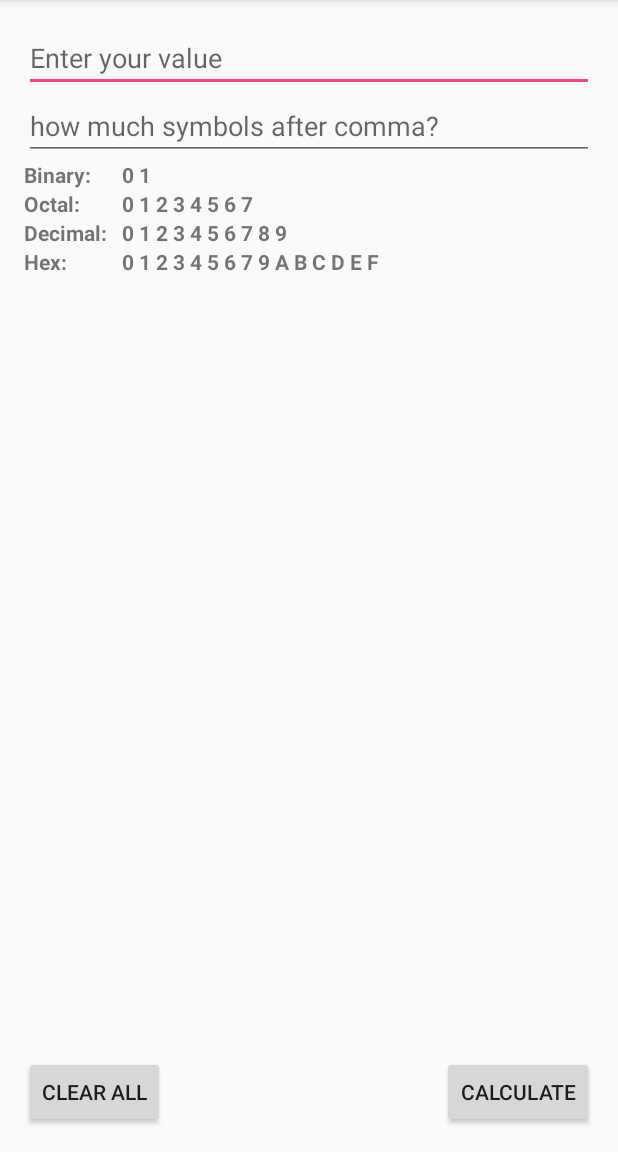
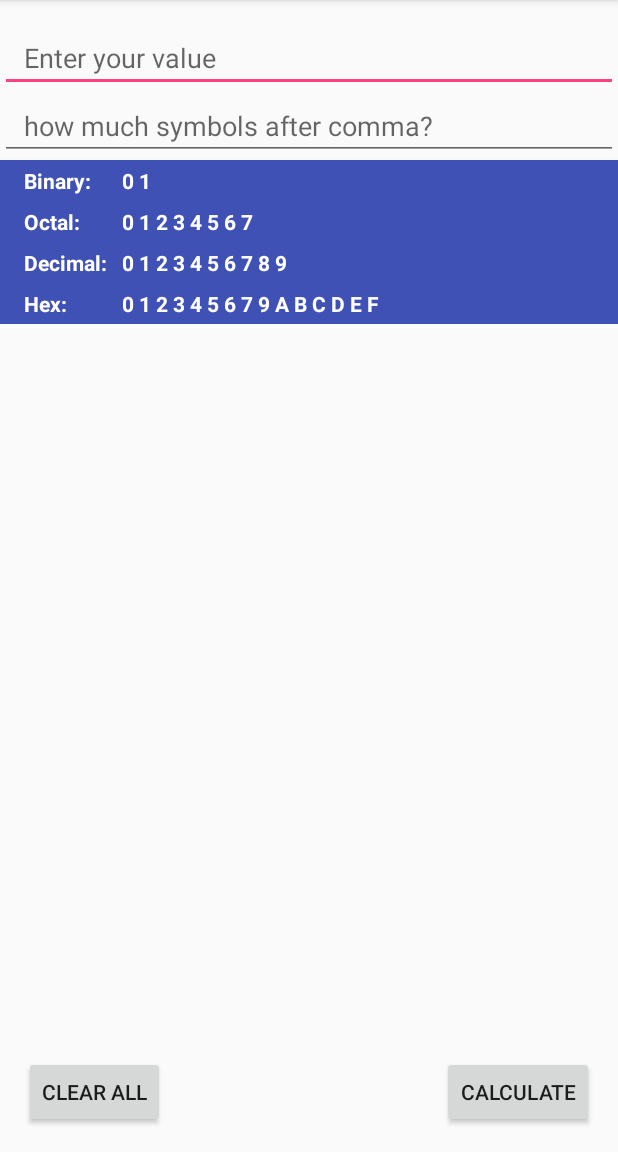
Before and after one commit to SashaKhyzhun/Android-Fraction-Base-Converter, an Android app: the screen it shows after launch (MainActivity), on a phone screen of 412 x 824 dp, the part 84-1236 px from its top. Run offline under Robolectric (Android 15) with nearby library versions, the phone set to English and light mode, and no system bars.

Commit message:
worked with themes

```diff
--- a/app/src/main/res/layout/activity_main.xml
+++ b/app/src/main/res/layout/activity_main.xml
@@ -5,8 +5,6 @@
     android:layout_width="match_parent"
     android:layout_height="match_parent"
     android:paddingBottom="@dimen/activity_vertical_margin"
-    android:paddingLeft="@dimen/activity_horizontal_margin"
-    android:paddingRight="@dimen/activity_horizontal_margin"
     android:paddingTop="@dimen/activity_vertical_margin"
     tools:context="com.sashakhyzhun.fractionbaseconverter.MainActivity">
 
@@ -14,29 +12,40 @@
         android:layout_width="match_parent"
         android:layout_height="wrap_content"
         android:inputType="numberDecimal"
-        android:ems="10"
+        android:paddingLeft="@dimen/activity_horizontal_margin"
+        android:paddingRight="@dimen/activity_horizontal_margin"
         android:maxLength="10"
         android:id="@+id/etValue"
-        android:hint="Enter your value" />
+        android:hint="Enter your value"
+        android:textColorLink="@color/colorPrimaryDark" />
 
     <EditText
         android:layout_width="match_parent"
         android:layout_height="wrap_content"
         android:id="@+id/countAfterComma"
+        android:paddingLeft="@dimen/activity_horizontal_margin"
+        android:paddingRight="@dimen/activity_horizontal_margin"
         android:hint="how much symbols after comma?"
         android:maxLength="2"
         android:inputType="number"
-        android:layout_below="@+id/etValue" />
+        android:layout_below="@+id/etValue"
+        android:textColorLink="?attr/actionModeSplitBackground" />
 
 
     <LinearLayout
         android:id="@+id/layout_binary"
         android:layout_below="@+id/countAfterComma"
         android:layout_width="match_parent"
-        android:layout_height="wrap_content">
+        android:layout_height="wrap_content"
+        android:background="@color/colorPrimary"
+        android:paddingTop="@dimen/activity_margin_4dp"
+        android:paddingBottom="@dimen/activity_margin_4dp"
+        android:paddingLeft="@dimen/activity_horizontal_margin"
+        android:paddingRight="@dimen/activity_horizontal_margin" >
 
         <TextView
             android:text="Binary: "
+            android:textColor="@color/white"
             android:layout_height="wrap_content"
             android:layout_width="65dp"
             android:id="@+id/tvBinary"
@@ -47,6 +56,7 @@
             android:layout_width="wrap_content"
             android:layout_height="wrap_content"
             android:text="0 1"
+            android:textColor="@color/white"
             android:id="@+id/answerBinary"
             android:textStyle="normal|bold"
             />
@@ -57,19 +67,26 @@
         android:id="@+id/layout_octal"
         android:layout_below="@id/layout_binary"
         android:layout_width="match_parent"
-        android:layout_height="wrap_content">
+        android:layout_height="wrap_content"
+        android:background="@color/colorPrimary"
+        android:paddingTop="@dimen/activity_margin_4dp"
+        android:paddingBottom="@dimen/activity_margin_4dp"
+        android:paddingLeft="@dimen/activity_horizontal_margin"
+        android:paddingRight="@dimen/activity_horizontal_margin" >
 
         <TextView
             android:text="Octal:"
             android:layout_width="65dp"
             android:layout_height="wrap_content"
             android:id="@+id/tvOctal"
+            android:textColor="@color/white"
             android:textStyle="normal|bold"
             />
 
         <TextView
             android:id="@+id/answerOctal"
             android:text="0 1 2 3 4 5 6 7"
+            android:textColor="@color/white"
             android:layout_width="wrap_content"
             android:layout_height="wrap_content"
             android:textStyle="normal|bold"
@@ -79,6 +96,11 @@
     <LinearLayout
         android:id="@+id/layout_decimal"
         android:layout_below="@id/layout_octal"
+        android:paddingLeft="@dimen/activity_horizontal_margin"
+        android:paddingRight="@dimen/activity_horizontal_margin"
+        android:paddingTop="@dimen/activity_margin_4dp"
+        android:paddingBottom="@dimen/activity_margin_4dp"
+        android:background="@color/colorPrimary"
         android:layout_width="match_parent"
         android:layout_height="wrap_content">
 
@@ -86,12 +108,14 @@
             android:text="Decimal:"
             android:layout_width="65dp"
             android:layout_height="wrap_content"
+            android:textColor="@color/white"
             android:id="@+id/tvDecimal"
             android:textStyle="normal|bold" />
 
         <TextView
             android:id="@+id/answerDecimal"
             android:text="0 1 2 3 4 5 6 7 8 9"
+            android:textColor="@color/white"
             android:layout_width="wrap_content"
             android:layout_height="wrap_content"
             android:textStyle="normal|bold"
@@ -103,18 +127,25 @@
         android:id="@+id/layout_hex"
         android:layout_below="@id/layout_decimal"
         android:layout_width="match_parent"
-        android:layout_height="wrap_content">
+        android:layout_height="wrap_content"
+        android:background="@color/colorPrimary"
+        android:paddingTop="@dimen/activity_margin_4dp"
+        android:paddingBottom="@dimen/activity_margin_4dp"
+        android:paddingLeft="@dimen/activity_horizontal_margin"
+        android:paddingRight="@dimen/activity_horizontal_margin" >
 
         <TextView
             android:text="Hex:"
             android:layout_width="65dp"
             android:layout_height="wrap_content"
+            android:textColor="@color/white"
             android:id="@+id/tvHex"
             android:textStyle="normal|bold" />
 
         <TextView
             android:id="@+id/answerHex"
             android:text="0 1 2 3 4 5 6 7 9 A B C D E F"
+            android:textColor="@color/white"
             android:layout_width="wrap_content"
             android:layout_height="wrap_content"
             android:textStyle="normal|bold"
@@ -132,7 +163,9 @@
         android:layout_height="wrap_content"
         android:layout_alignParentBottom="true"
         android:layout_alignParentRight="true"
-        android:layout_alignParentEnd="true" />
+        android:layout_alignParentEnd="true"
+        android:layout_marginRight="16dp"
+        android:layout_marginEnd="16dp" />
 
     <Button
         android:text="Clear All"
@@ -141,8 +174,9 @@
         android:layout_height="wrap_content"
         android:layout_alignParentBottom="true"
         android:layout_alignParentLeft="true"
-        android:layout_alignParentStart="true" />
-
+        android:layout_alignParentStart="true"
+        android:layout_marginLeft="16dp"
+        android:layout_marginStart="16dp" />
 
 
 </RelativeLayout>
--- a/app/src/main/res/values/colors.xml
+++ b/app/src/main/res/values/colors.xml
@@ -3,4 +3,5 @@
     <color name="colorPrimary">#3F51B5</color>
     <color name="colorPrimaryDark">#303F9F</color>
     <color name="colorAccent">#FF4081</color>
+    <color name="white">#FFF</color>
 </resources>
--- a/app/src/main/res/values/dimens.xml
+++ b/app/src/main/res/values/dimens.xml
@@ -2,4 +2,7 @@
     <!-- Default screen margins, per the Android Design guidelines. -->
     <dimen name="activity_horizontal_margin">16dp</dimen>
     <dimen name="activity_vertical_margin">16dp</dimen>
+
+    <dimen name="activity_margin_4dp">4dp</dimen>
+
 </resources>
```
Also changed, not shown: app/src/main/java/com/sashakhyzhun/fractionbaseconverter/MainActivity.java (+0 -18 lines).
